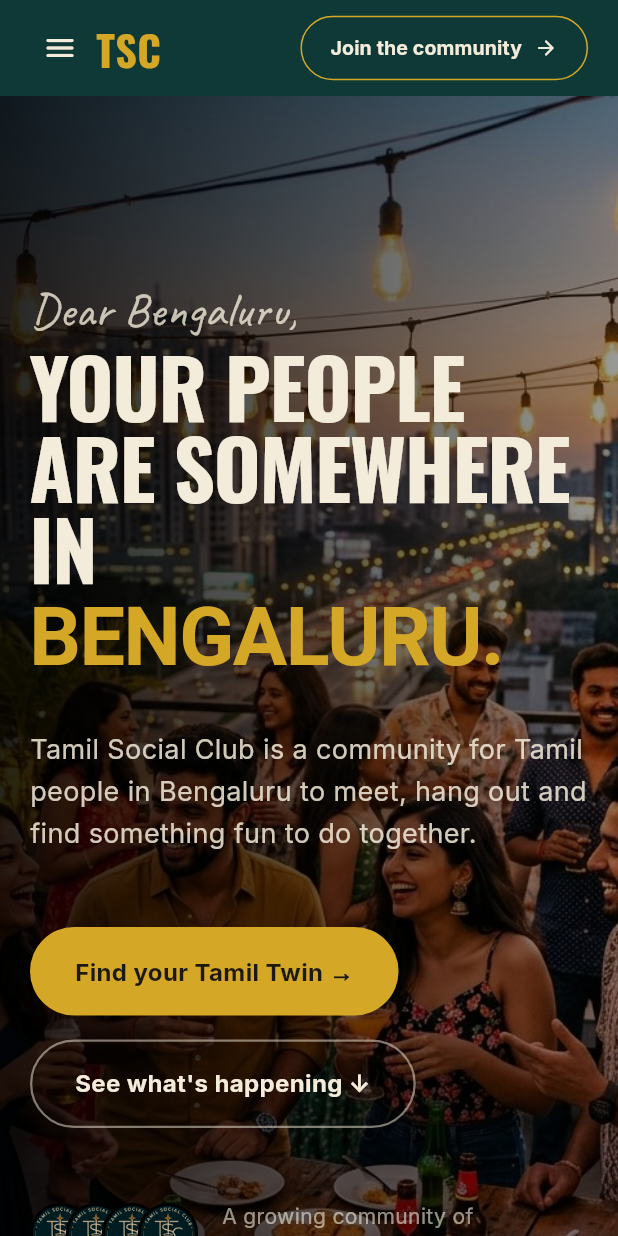
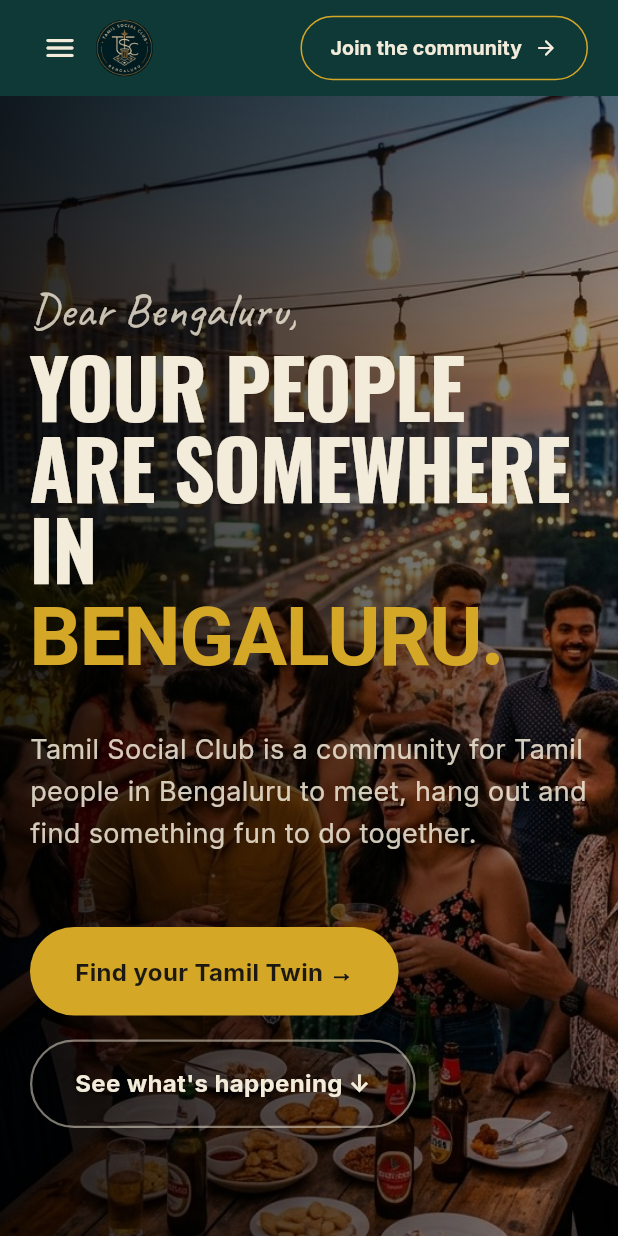
Before and after one commit to shalini-jeyra/tamil_social_club, a Flutter app: the screen it shows after launch, on a phone screen of 412 x 824 dp. Run offline on Flutter 3.47's test engine with Material 3 defaults, Android fonts, the phone set to English and light mode, and no system bars; our stand-ins replace go_router, google_fonts, lucide_icons, share_plus.

Commit message:
style: restore logo image in app header, remove placeholder avatars in hero section

```diff
--- a/lib/pages/home/widgets/hero_section.dart
+++ b/lib/pages/home/widgets/hero_section.dart
@@ -107,41 +107,6 @@
                       ),
                     ],
                   ),
-                  const SizedBox(height: 48),
-                  Row(
-                    children: [
-                      // Avatar placeholder group
-                      SizedBox(
-                        width: 120,
-                        height: 40,
-                        child: Stack(
-                          children: List.generate(4, (index) {
-                            return Positioned(
-                              left: index * 24.0,
-                              child: Container(
-                                width: 40,
-                                height: 40,
-                                decoration: BoxDecoration(
-                                  shape: BoxShape.circle,
-                                  color: AppColors.charcoal,
-                                  border: Border.all(color: Colors.black, width: 2),
-                                  image: DecorationImage(
-                                    image: AssetImage("assets/images/logo.png"), // Using logo as placeholder avatar for now
-                                    fit: BoxFit.cover,
-                                  ),
-                                ),
-                              ),
-                            );
-                          }),
-                        ),
-                      ),
-                      const SizedBox(width: 8),
-                      Text(
-                        "A growing community of\nTamil people in Bengaluru.",
-                        style: AppTextStyles.body(color: AppColors.cream.withOpacity(0.6), size: 14),
-                      ),
-                    ],
-                  ),
                 ],
               ),
             ),
--- a/lib/widgets/navigation/app_header.dart
+++ b/lib/widgets/navigation/app_header.dart
@@ -40,20 +40,22 @@
             child: Row(
               mainAxisSize: MainAxisSize.min,
               children: [
-                Text(
-                  "TSC",
-                  style: AppTextStyles.display(size: 28, color: AppColors.gold),
+                ClipOval(
+                  child: Image.asset(
+                    "assets/images/logo.png",
+                    height: 38,
+                    width: 38,
+                    fit: BoxFit.cover,
+                  ),
                 ),
                 if (isWide) ...[
-                  const SizedBox(width: 12),
-                  Container(width: 1, height: 32, color: AppColors.cream.withOpacity(0.3)),
-                  const SizedBox(width: 12),
+                  const SizedBox(width: 10),
                   Text(
-                    "TAMIL\nSOCIAL\nCLUB",
-                    style: AppTextStyles.button(color: AppColors.cream).copyWith(
-                      fontSize: 8,
-                      height: 1.1,
-                      letterSpacing: 1.5,
+                    "Tamil Social Club",
+                    style: AppTextStyles.display(
+                      size: 15,
+                      weight: FontWeight.w600,
+                      color: AppColors.cream,
                     ),
                   ),
                 ],
```
Also changed, not shown: 1 other file.
